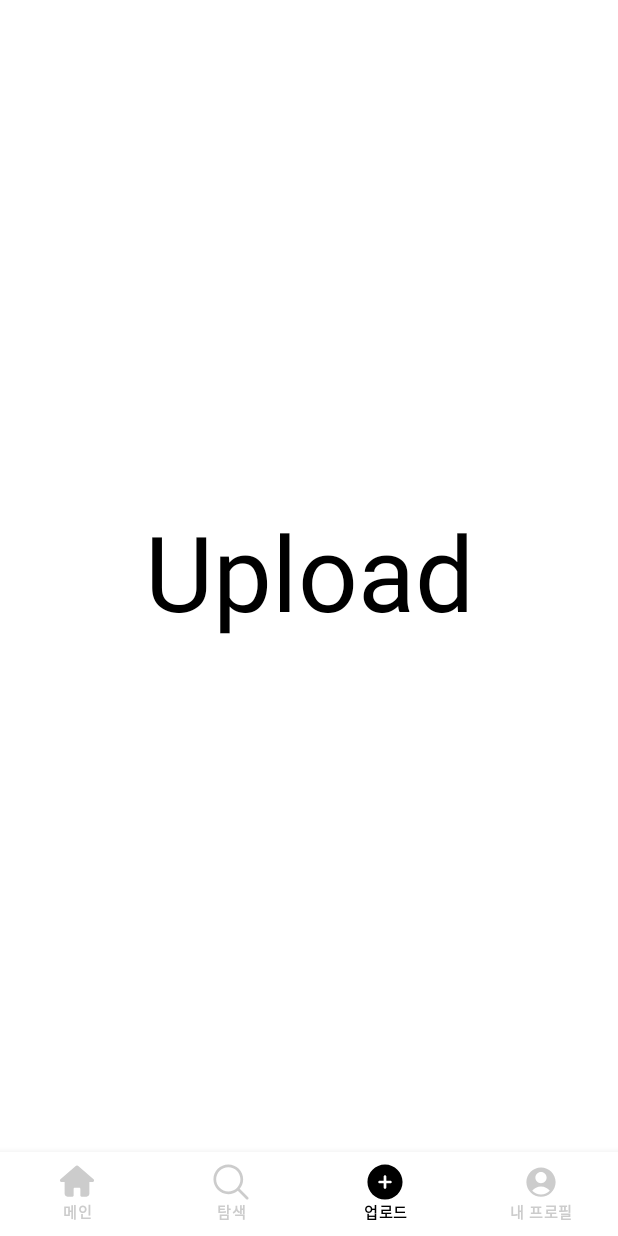
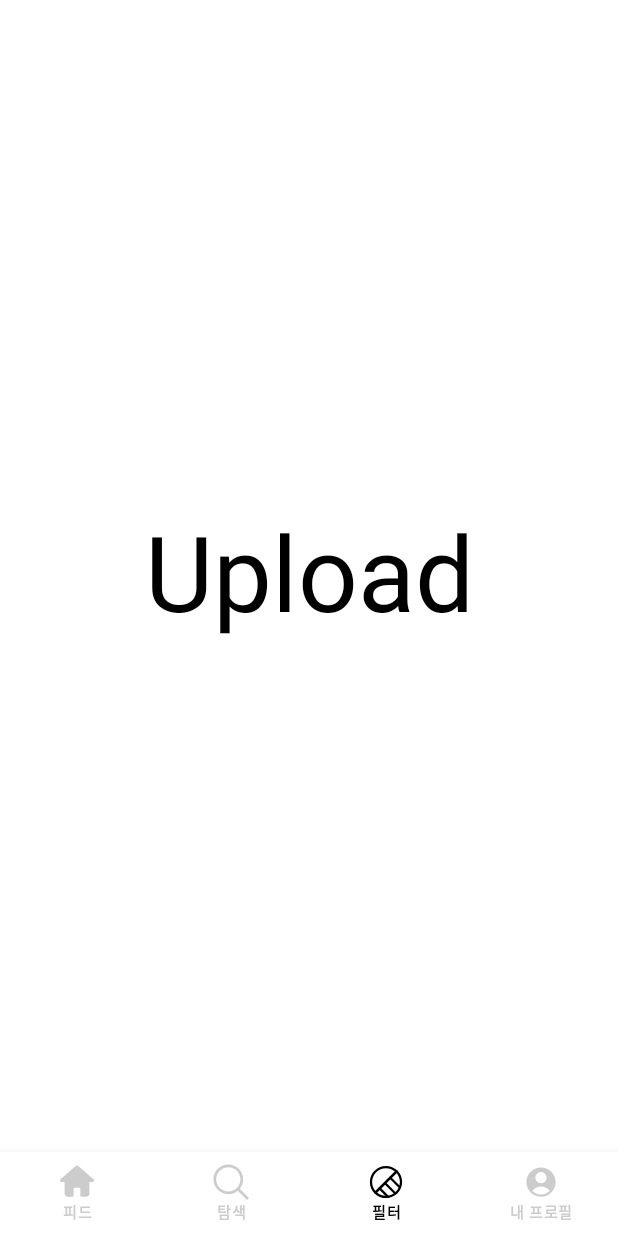
Before and after one commit to MP-LenzHub/LenzHub-Android, an Android app built with Jetpack Compose: the screen it shows after launch (MainActivity), item 3 of the bottom bar chosen, on a phone screen of 412 x 824 dp. Run offline under Robolectric (Android 15) with nearby library versions, the phone set to English and light mode, and no system bars; our stand-ins replace accompanist; 3 statements that could not run were skipped.

Commit message:
[Modified] : BNB filter

```diff
--- a/app/src/main/java/com/plzgpt/lenzhub/ui/route/NavRoute.kt
+++ b/app/src/main/java/com/plzgpt/lenzhub/ui/route/NavRoute.kt
@@ -24,9 +24,9 @@ import com.plzgpt.lenzhub.ui.screen.upload.UploadScreen
 import kotlinx.coroutines.CoroutineScope
 
 enum class NAV_ROUTE_BNB(val routeName: String, val description: String, val icon: Int) { //main 패키지 루트.
-    FOLLOW("Main", "메인", R.drawable.ic_home),
+    FOLLOW("Main", "피드", R.drawable.ic_home),
     DISCOVER("DISCOVER", "탐색", R.drawable.ic_search_small),
-    UPLOAD("UPLOAD", "업로드", R.drawable.ic_plus_solid),
+    UPLOAD("UPLOAD", "필터", R.drawable.ic_filter),
     MYPROFILE("MYPROFILE", "내 프로필", R.drawable.ic_user),
 
 }
--- /dev/null
+++ b/app/src/main/res/drawable/ic_filter.xml
@@ -0,0 +1,21 @@
+<vector xmlns:android="http://schemas.android.com/apk/res/android"
+    android:width="22dp"
+    android:height="22dp"
+    android:viewportWidth="22"
+    android:viewportHeight="22">
+  <path
+      android:pathData="M4.519,18.168C4.336,18.168 4.162,18.095 4.033,17.967C2.173,16.106 1.146,13.631 1.146,11C1.146,5.564 5.564,1.146 11,1.146C13.631,1.146 16.106,2.172 17.967,4.033C18.095,4.162 18.168,4.336 18.168,4.519C18.168,4.702 18.095,4.877 17.967,5.005L5.005,17.967C4.877,18.095 4.703,18.168 4.519,18.168ZM11,2.521C6.325,2.521 2.521,6.325 2.521,11C2.521,13.035 3.236,14.96 4.538,16.491L16.491,4.537C14.96,3.236 13.035,2.521 11,2.521Z"
+      android:fillColor="#17291F"/>
+  <path
+      android:pathData="M11,20.854C8.369,20.854 5.894,19.827 4.033,17.967C3.905,17.838 3.832,17.664 3.832,17.481C3.832,17.298 3.905,17.123 4.033,16.995L16.995,4.033C17.261,3.768 17.701,3.768 17.967,4.033C19.828,5.894 20.854,8.369 20.854,11C20.854,16.436 16.436,20.854 11,20.854ZM5.509,17.462C7.04,18.764 8.965,19.479 11,19.479C15.675,19.479 19.479,15.675 19.479,11C19.479,8.965 18.764,7.04 17.463,5.509L5.509,17.462Z"
+      android:fillColor="#17291F"/>
+  <path
+      android:pathData="M12.292,20.763C12.118,20.763 11.944,20.698 11.807,20.561L6.618,15.373C6.352,15.107 6.352,14.667 6.618,14.401C6.884,14.135 7.324,14.135 7.59,14.401L12.778,19.589C13.044,19.855 13.044,20.295 12.778,20.561C12.65,20.698 12.476,20.763 12.292,20.763Z"
+      android:fillColor="#17291F"/>
+  <path
+      android:pathData="M16.381,18.361C16.207,18.361 16.032,18.297 15.895,18.159L9.863,12.128C9.597,11.862 9.597,11.422 9.863,11.156C10.129,10.89 10.569,10.89 10.835,11.156L16.867,17.188C17.132,17.453 17.132,17.893 16.867,18.159C16.729,18.297 16.555,18.361 16.381,18.361Z"
+      android:fillColor="#17291F"/>
+  <path
+      android:pathData="M19.36,14.868C19.186,14.868 19.012,14.804 18.874,14.667L13.108,8.901C12.842,8.635 12.842,8.195 13.108,7.929C13.374,7.664 13.814,7.664 14.08,7.929L19.846,13.695C20.112,13.961 20.112,14.401 19.846,14.667C19.718,14.795 19.543,14.868 19.36,14.868Z"
+      android:fillColor="#17291F"/>
+</vector>
```
